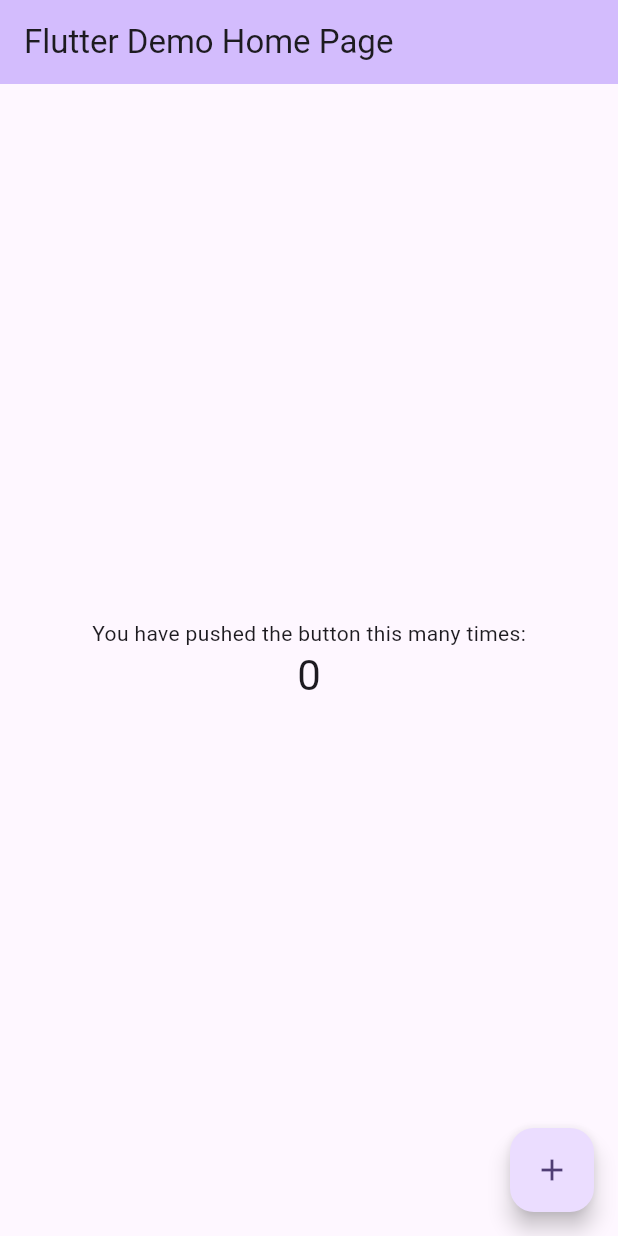
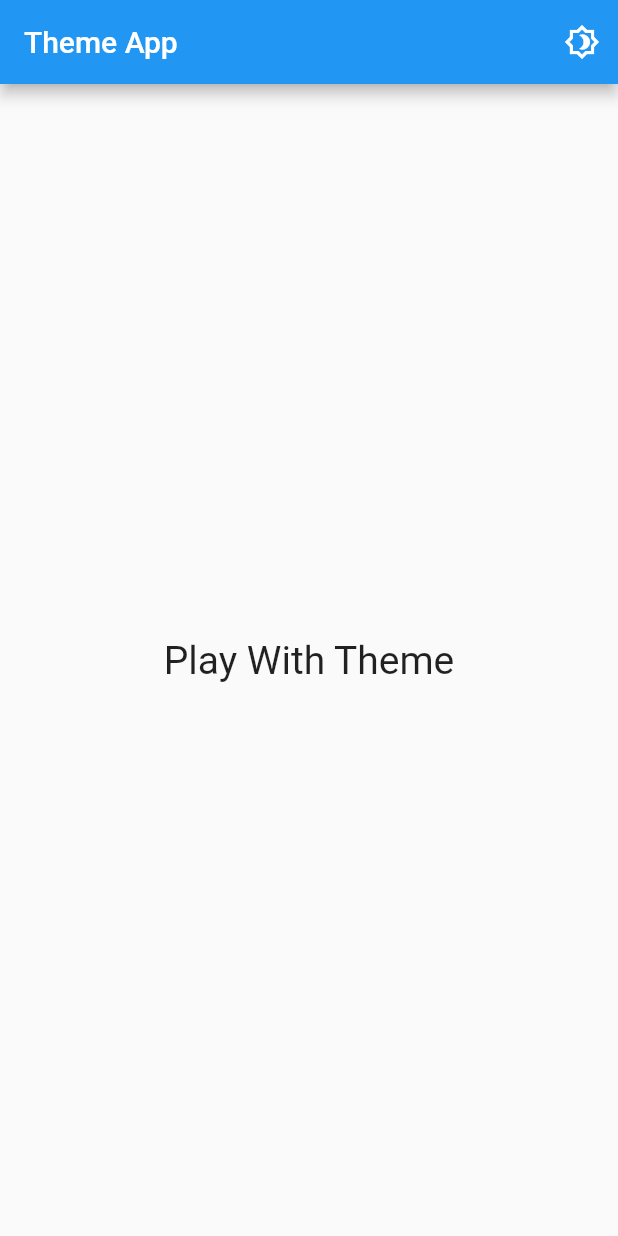
Before and after one commit to Aamirkhan55/theme_presistence, a Flutter app: the screen it shows after launch, on a phone screen of 412 x 824 dp. Run offline on Flutter 3.47's test engine with Material 2 defaults, Android fonts, the light colour scheme and no system bars.

Commit message:
Theme/Preference

```diff
--- a/lib/app/theme_app.dart
+++ b/lib/app/theme_app.dart
@@ -0,0 +1,31 @@
+import 'package:flutter/material.dart';
+import 'package:theme_presistence/preferences/theme_page.dart';
+
+class ThemeApp extends StatelessWidget {
+  const ThemeApp({super.key});
+
+  @override
+  Widget build(BuildContext context) {
+    return Scaffold(
+      appBar: AppBar(
+        title: const Text('Theme App'),
+        actions: [
+          IconButton(
+            onPressed: () {
+              Navigator.push(context, MaterialPageRoute(builder: (context) => const ThemePreferencesPage()));
+            },
+            icon:const Icon(Icons.brightness_4_outlined)
+            )
+        ],
+      ),
+      body: const Center(
+        child: Text(
+          'Play With Theme',
+          style: TextStyle(
+            fontSize: 26,
+          ),
+          ),
+      ),
+    );
+  }
+}
--- a/lib/main.dart
+++ b/lib/main.dart
@@ -1,125 +1,18 @@
 import 'package:flutter/material.dart';
+import 'package:theme_presistence/app/theme_app.dart';
 
 void main() {
   runApp(const MyApp());
 }
-
 class MyApp extends StatelessWidget {
   const MyApp({super.key});
 
-  // This widget is the root of your application.
   @override
   Widget build(BuildContext context) {
-    return MaterialApp(
-      title: 'Flutter Demo',
-      theme: ThemeData(
-        // This is the theme of your application.
-        //
-        // TRY THIS: Try running your application with "flutter run". You'll see
-        // the application has a blue toolbar. Then, without quitting the app,
-        // try changing the seedColor in the colorScheme below to Colors.green
-        // and then invoke "hot reload" (save your changes or press the "hot
-        // reload" button in a Flutter-supported IDE, or press "r" if you used
-        // the command line to start the app).
-        //
-        // Notice that the counter didn't reset back to zero; the application
-        // state is not lost during the reload. To reset the state, use hot
-        // restart instead.
-        //
-        // This works for code too, not just values: Most code changes can be
-        // tested with just a hot reload.
-        colorScheme: ColorScheme.fromSeed(seedColor: Colors.deepPurple),
-        useMaterial3: true,
-      ),
-      home: const MyHomePage(title: 'Flutter Demo Home Page'),
+    return const MaterialApp(
+      debugShowCheckedModeBanner: false,
+      title: 'Theme Preference',
+      home: ThemeApp(),
     );
   }
 }
-
-class MyHomePage extends StatefulWidget {
-  const MyHomePage({super.key, required this.title});
-
-  // This widget is the home page of your application. It is stateful, meaning
-  // that it has a State object (defined below) that contains fields that affect
-  // how it looks.
-
-  // This class is the configuration for the state. It holds the values (in this
-  // case the title) provided by the parent (in this case the App widget) and
-  // used by the build method of the State. Fields in a Widget subclass are
-  // always marked "final".
-
-  final String title;
-
-  @override
-  State<MyHomePage> createState() => _MyHomePageState();
-}
-
-class _MyHomePageState extends State<MyHomePage> {
-  int _counter = 0;
-
-  void _incrementCounter() {
-    setState(() {
-      // This call to setState tells the Flutter framework that something has
-      // changed in this State, which causes it to rerun the build method below
-      // so that the display can reflect the updated values. If we changed
-      // _counter without calling setState(), then the build method would not be
-      // called again, and so nothing would appear to happen.
-      _counter++;
-    });
-  }
-
-  @override
-  Widget build(BuildContext context) {
-    // This method is rerun every time setState is called, for instance as done
-    // by the _incrementCounter method above.
-    //
-    // The Flutter framework has been optimized to make rerunning build methods
-    // fast, so that you can just rebuild anything that needs updating rather
-    // than having to individually change instances of widgets.
-    return Scaffold(
-      appBar: AppBar(
-        // TRY THIS: Try changing the color here to a specific color (to
-        // Colors.amber, perhaps?) and trigger a hot reload to see the AppBar
-        // change color while the other colors stay the same.
-        backgroundColor: Theme.of(context).colorScheme.inversePrimary,
-        // Here we take the value from the MyHomePage object that was created by
-        // the App.build method, and use it to set our appbar title.
-        title: Text(widget.title),
-      ),
-      body: Center(
-        // Center is a layout widget. It takes a single child and positions it
-        // in the middle of the parent.
-        child: Column(
-          // Column is also a layout widget. It takes a list of children and
-          // arranges them vertically. By default, it sizes itself to fit its
-          // children horizontally, and tries to be as tall as its parent.
-          //
-          // Column has various properties to control how it sizes itself and
-          // how it positions its children. Here we use mainAxisAlignment to
-          // center the children vertically; the main axis here is the vertical
-          // axis because Columns are vertical (the cross axis would be
-          // horizontal).
-          //
-          // TRY THIS: Invoke "debug painting" (choose the "Toggle Debug Paint"
-          // action in the IDE, or press "p" in the console), to see the
-          // wireframe for each widget.
-          mainAxisAlignment: MainAxisAlignment.center,
-          children: <Widget>[
-            const Text(
-              'You have pushed the button this many times:',
-            ),
-            Text(
-              '$_counter',
-              style: Theme.of(context).textTheme.headlineMedium,
-            ),
-          ],
-        ),
-      ),
-      floatingActionButton: FloatingActionButton(
-        onPressed: _incrementCounter,
-        tooltip: 'Increment',
-        child: const Icon(Icons.add),
-      ), // This trailing comma makes auto-formatting nicer for build methods.
-    );
-  }
-}
```
Also changed, not shown: lib/preferences/theme_page.dart (added, +35 -0 lines), lib/preferences/theme_preference.dart (added, +8 -0 lines), 1 other file.
